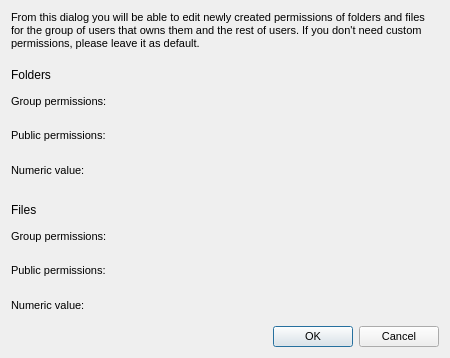
First picture: the form in src/MEGASync/gui/linux/PermissionsDialog.ui, repository meganz/MEGAsync, before the edit.
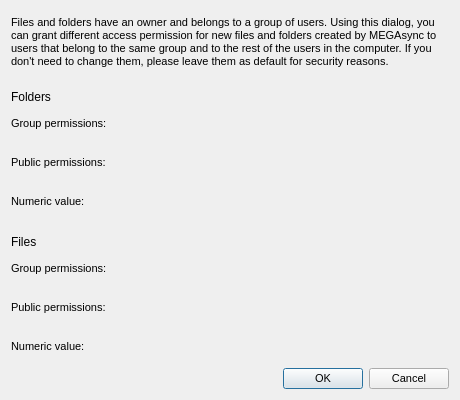
Second picture: the form after the edit. Custom widgets are drawn as their Qt base class.

```diff
--- a/src/MEGASync/gui/linux/PermissionsDialog.ui
+++ b/src/MEGASync/gui/linux/PermissionsDialog.ui
@@ -6,20 +6,20 @@
    <rect>
     <x>0</x>
     <y>0</y>
-    <width>450</width>
-    <height>358</height>
+    <width>460</width>
+    <height>400</height>
    </rect>
   </property>
   <property name="minimumSize">
    <size>
-    <width>450</width>
-    <height>358</height>
+    <width>460</width>
+    <height>400</height>
    </size>
   </property>
   <property name="maximumSize">
    <size>
-    <width>450</width>
-    <height>358</height>
+    <width>460</width>
+    <height>400</height>
    </size>
   </property>
   <property name="windowTitle">
@@ -41,7 +41,7 @@
    <item>
     <widget class="QLabel" name="lPermissionsDesc">
      <property name="text">
-      <string>From this dialog you will be able to edit newly created permissions of folders and files for the group of users that owns them and the rest of users. If you don't need custom permissions, please leave it as default.</string>
+      <string>Files and folders have an owner and belongs to a group of users. Using this dialog, you can grant different access permission for new files and folders created by MEGAsync to users that belong to the same group and to the rest of the users in the computer. If you don't need to change them, please leave them as default for security reasons.</string>
      </property>
      <property name="wordWrap">
       <bool>true</bool>
```
